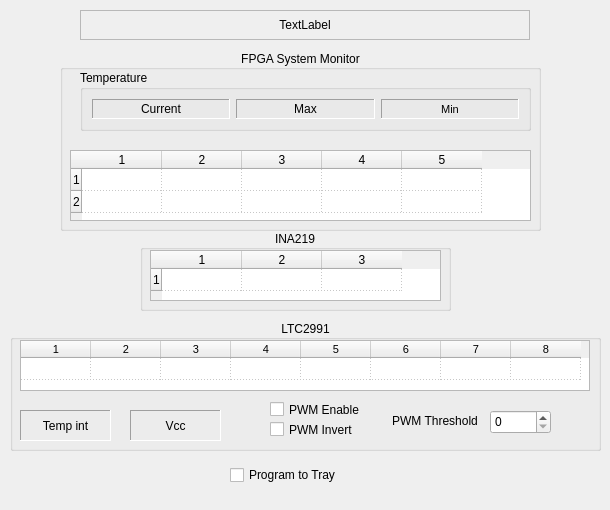
Qt form fmc132p_mon.ui (andorok/amb_mon) before a commit.
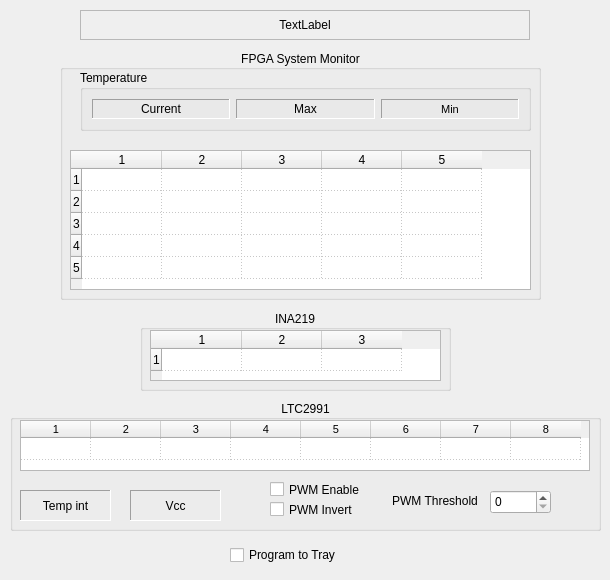
The same form after that commit.

```diff
--- a/fmc132p_mon.ui
+++ b/fmc132p_mon.ui
@@ -7,7 +7,7 @@
     <x>0</x>
     <y>0</y>
     <width>610</width>
-    <height>510</height>
+    <height>580</height>
    </rect>
   </property>
   <property name="windowTitle">
@@ -125,7 +125,7 @@
      <x>70</x>
      <y>150</y>
      <width>461</width>
-     <height>71</height>
+     <height>140</height>
     </rect>
    </property>
    <property name="editTriggers">
@@ -147,7 +147,7 @@
     <enum>Qt::DotLine</enum>
    </property>
    <property name="rowCount">
-    <number>2</number>
+    <number>5</number>
    </property>
    <property name="columnCount">
     <number>5</number>
@@ -160,6 +160,9 @@
    </attribute>
    <row/>
    <row/>
+   <row/>
+   <row/>
+   <row/>
    <column/>
    <column/>
    <column/>
@@ -170,7 +173,7 @@
    <property name="geometry">
     <rect>
      <x>150</x>
-     <y>250</y>
+     <y>330</y>
      <width>291</width>
      <height>51</height>
     </rect>
@@ -216,7 +219,7 @@
      <x>60</x>
      <y>50</y>
      <width>481</width>
-     <height>181</height>
+     <height>250</height>
     </rect>
    </property>
    <property name="font">
@@ -243,7 +246,7 @@
    <property name="geometry">
     <rect>
      <x>140</x>
-     <y>230</y>
+     <y>310</y>
      <width>311</width>
      <height>81</height>
     </rect>
@@ -266,7 +269,7 @@
    <property name="geometry">
     <rect>
      <x>10</x>
-     <y>320</y>
+     <y>400</y>
      <width>591</width>
      <height>131</height>
     </rect>
@@ -459,7 +462,7 @@
    <property name="geometry">
     <rect>
      <x>230</x>
-     <y>460</y>
+     <y>540</y>
      <width>111</width>
      <height>30</height>
     </rect>
```
